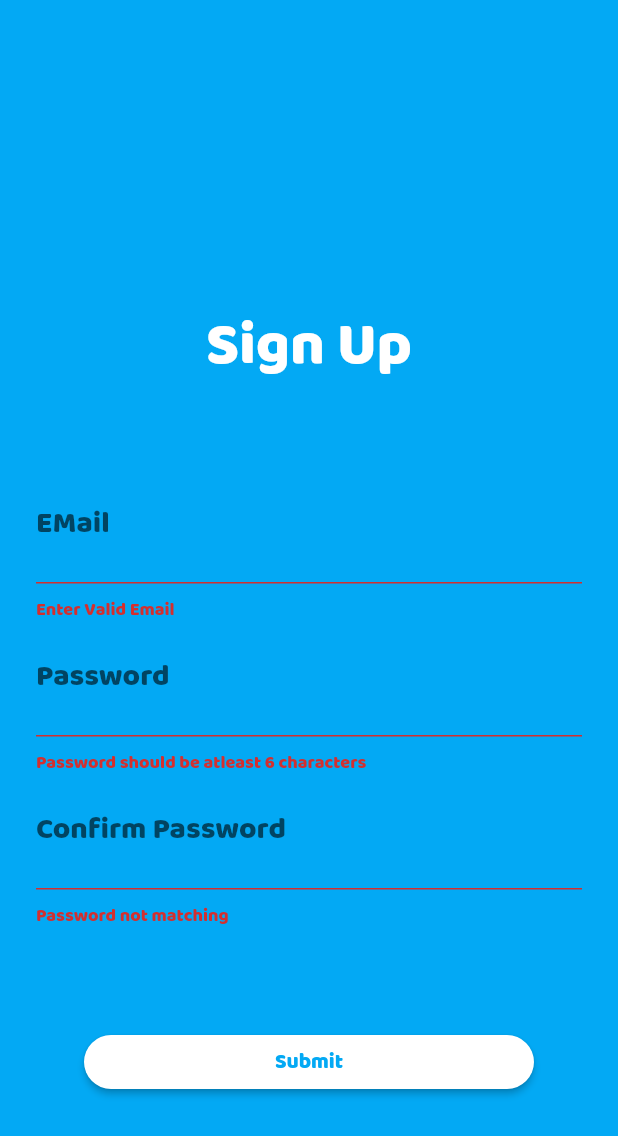
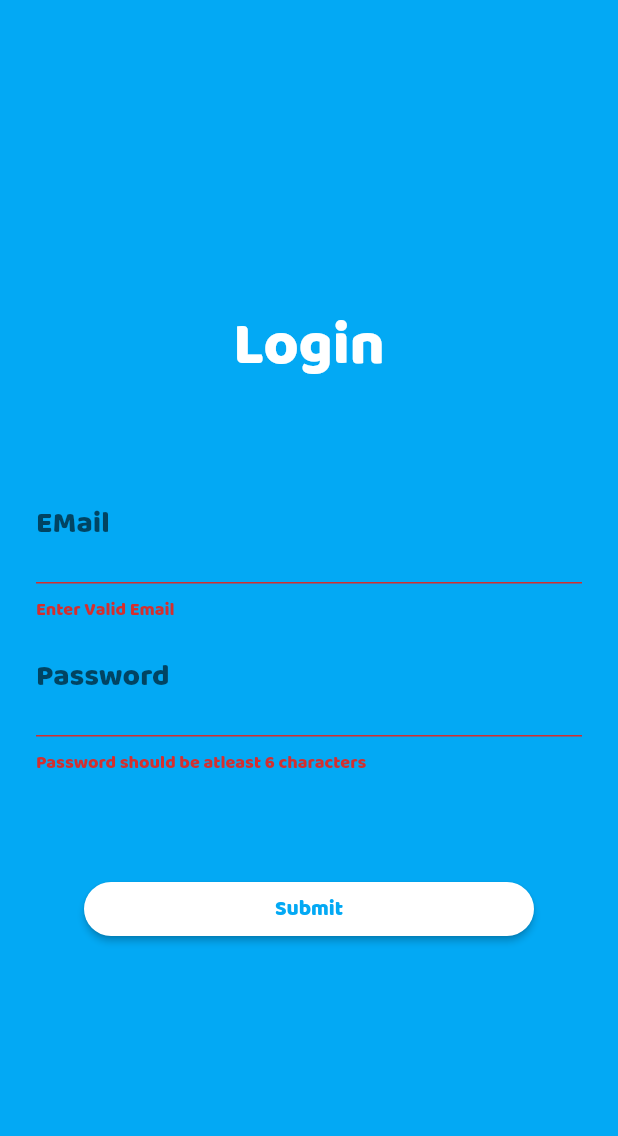
Before and after one commit to MaxAndDev/device_tacker, a Flutter app: the SignupPage screen opened directly, after a tap on "Submit", on a phone screen of 412 x 824 dp. Shown: the top 1136 px of the screen. Run offline on Flutter 3.47's test engine with Material 2 defaults, Android fonts, the phone set to English and light mode, and no system bars.

Commit message:
change to login view

```diff
--- a/lib/model/user_model.dart
+++ b/lib/model/user_model.dart
@@ -1,3 +1,4 @@
+
 class User {
   final String email;
   final String password;
@@ -5,4 +6,6 @@ class User {
 
   User({this.email, this.password, this.admin});
 
+
+
 }
--- a/lib/service/http.dart
+++ b/lib/service/http.dart
@@ -14,14 +14,14 @@ Future<PostList> fetchPost() async {
   }
 }
 
-Future postUser(userData) async {
+Future postUserLogin(login_data) async {
   //TO DO create valid json from input object
   Map<String, String> headers = {"Content-type": "application/json"};
 
-  final response = await post(urlUser , headers: headers, body: userData);
+  final response = await post(urlUserLogin , headers: headers, body: login_data);
 
   if (response.statusCode == 200){
-    return 'User created';
+    return response.body;
   } else {
     throw Exception('Failed to load ressource');
   }
--- a/lib/service/urls.dart
+++ b/lib/service/urls.dart
@@ -1,2 +1,2 @@
 final url = 'https://jsonplaceholder.typicode.com/posts';
-final urlUser = 'http://localhost:3030/user/signup';
+final urlUserLogin = 'http://localhost:3030/user/login';
--- a/lib/view/signup.dart
+++ b/lib/view/login.dart
@@ -14,7 +14,6 @@ class _SignupPageState extends State<SignupPage> {
   bool _autoValidate = false;
   String _email;
   String _password;
-  String _confirm;
 
   @override
   Widget build(BuildContext context) {
@@ -29,7 +28,7 @@ class _SignupPageState extends State<SignupPage> {
                   child: Column(
                     children: <Widget>[
                       Text(
-                        'Sign Up',
+                        'Login',
                         style: TextStyle(color: Colors.white, fontSize: 40.0),
                       ),
                       SizedBox(height: 50.0),
@@ -69,15 +68,6 @@ class _SignupPageState extends State<SignupPage> {
               _password = val;
             },
           ),
-          TextFormField(
-            style: TextStyle(color: Colors.white, fontSize: 20.0),
-            obscureText: true,
-            decoration: InputDecoration(labelText: 'Confirm Password'),
-            validator: validateConfirm,
-            onSaved: (String val) {
-              _confirm = val;
-            },
-          ),
           Padding(
             padding: const EdgeInsets.only(left: 32.0, right: 32.0, top: 64.0),
             child: MaterialButton(
@@ -114,19 +104,14 @@ class _SignupPageState extends State<SignupPage> {
       return null;
   }
 
-  String validateConfirm(String value) {
-    if(value.length < 6 && value != _password)
-      return 'Password not matching';
-    else
-      return null;
-  }
-
   void _validateInputs() {
     if (_formKey.currentState.validate()) {
       _formKey.currentState.save();
 
+      var loginData = "{'email' : ${_email}, 'password': ${_password}}";
+
       //post user data here get to know how to create json
-      postUser();
+     print(postUserLogin(loginData));
 
     } else {
       setState(() {
```
Also changed, not shown: lib/main.dart (+2 -15 lines).
